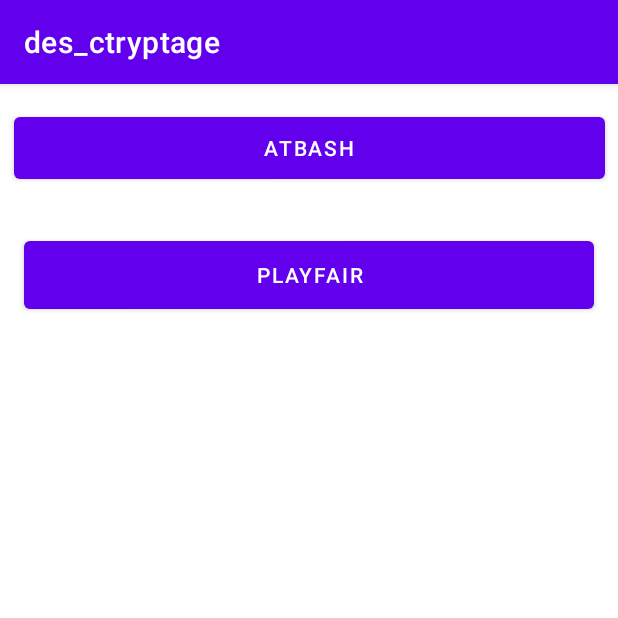
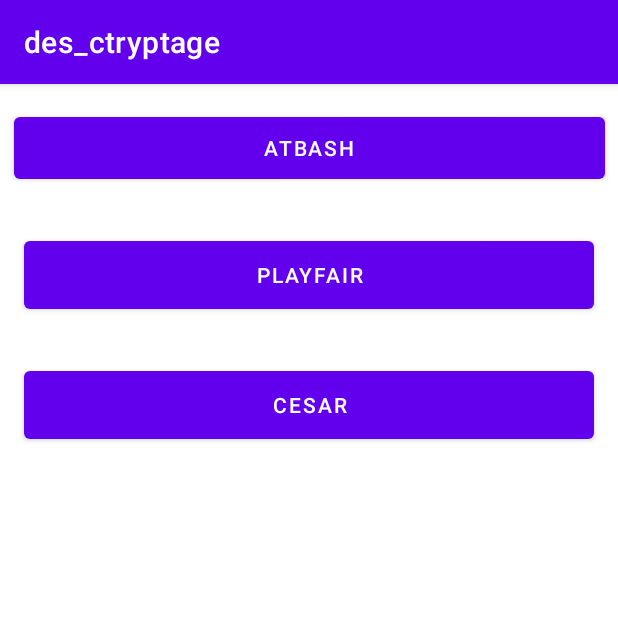
Before and after one commit to Devime/des_ctryptage, an Android app: the screen it shows after launch (MainActivity), on a phone screen of 412 x 824 dp, the top half of it. Run offline under Robolectric (Android 15) with nearby library versions, the phone set to English and light mode, and no system bars.

Commit message:
code chiffrement de césar

```diff
--- a/app/src/main/res/layout/activity_main.xml
+++ b/app/src/main/res/layout/activity_main.xml
@@ -30,4 +30,16 @@
         app:layout_constraintStart_toStartOf="parent"
         app:layout_constraintTop_toBottomOf="@+id/B1sym" />
 
+    <Button
+        android:id="@+id/B1Cesar"
+        android:layout_width="380dp"
+        android:layout_height="57dp"
+        android:layout_marginStart="16dp"
+        android:layout_marginTop="29dp"
+        android:layout_marginEnd="16dp"
+        android:text="Cesar"
+        app:layout_constraintEnd_toEndOf="parent"
+        app:layout_constraintStart_toStartOf="parent"
+        app:layout_constraintTop_toBottomOf="@+id/B1PlayFair" />
+
 </androidx.constraintlayout.widget.ConstraintLayout>
```
Also changed, not shown: app/src/main/java/com/example/des_ctryptage/cesar.kt (+27 -0 lines), app/src/main/res/layout/activity_cesar.xml (added, +53 -0 lines).
